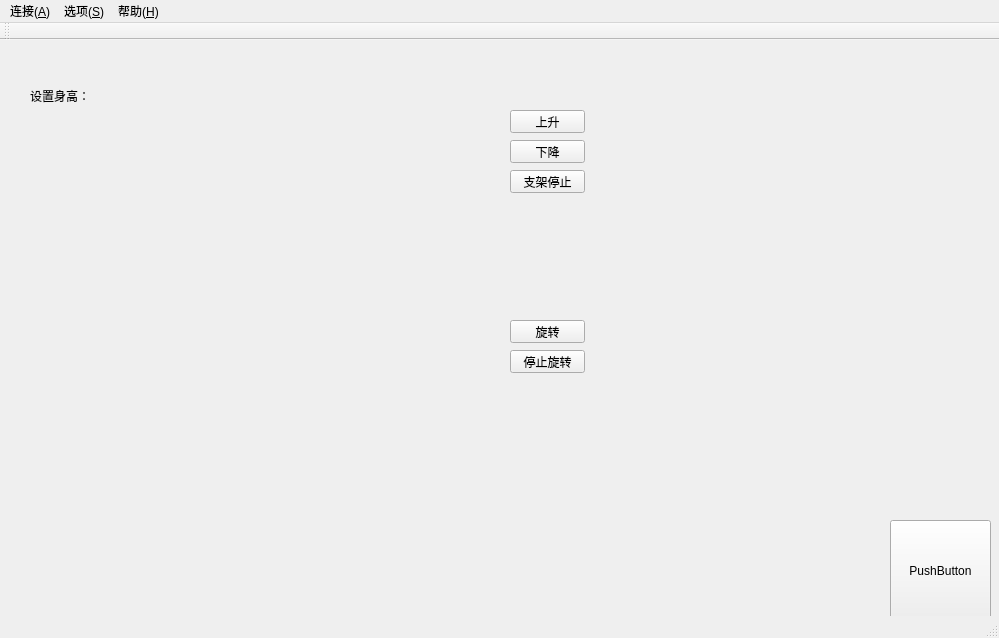
Before: the Qt Designer form myclass.ui in zsjsll/bracket-turntable, drawn with Qt 5.
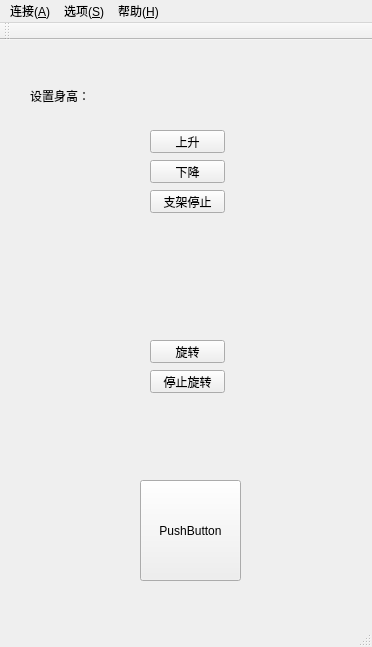
After: the same form once the commit is applied.

```diff
--- a/myclass.ui
+++ b/myclass.ui
@@ -6,8 +6,8 @@
    <rect>
     <x>0</x>
     <y>0</y>
-    <width>999</width>
-    <height>638</height>
+    <width>372</width>
+    <height>647</height>
    </rect>
   </property>
   <property name="windowTitle">
@@ -20,8 +20,8 @@
    <widget class="QPushButton" name="pushButton">
     <property name="geometry">
      <rect>
-      <x>890</x>
-      <y>480</y>
+      <x>140</x>
+      <y>440</y>
       <width>101</width>
       <height>101</height>
      </rect>
@@ -33,8 +33,8 @@
    <widget class="QPushButton" name="bracketUpButton">
     <property name="geometry">
      <rect>
-      <x>510</x>
-      <y>70</y>
+      <x>150</x>
+      <y>90</y>
       <width>75</width>
       <height>23</height>
      </rect>
@@ -46,8 +46,8 @@
    <widget class="QPushButton" name="bracketDownButton">
     <property name="geometry">
      <rect>
-      <x>510</x>
-      <y>100</y>
+      <x>150</x>
+      <y>120</y>
       <width>75</width>
       <height>23</height>
      </rect>
@@ -59,8 +59,8 @@
    <widget class="QPushButton" name="bracketStopButton">
     <property name="geometry">
      <rect>
-      <x>510</x>
-      <y>130</y>
+      <x>150</x>
+      <y>150</y>
       <width>75</width>
       <height>23</height>
      </rect>
@@ -72,8 +72,8 @@
    <widget class="QPushButton" name="turntableOpenButton">
     <property name="geometry">
      <rect>
-      <x>510</x>
-      <y>280</y>
+      <x>150</x>
+      <y>300</y>
       <width>75</width>
       <height>23</height>
      </rect>
@@ -85,8 +85,8 @@
    <widget class="QPushButton" name="turntableCloseButton">
     <property name="geometry">
      <rect>
-      <x>510</x>
-      <y>310</y>
+      <x>150</x>
+      <y>330</y>
       <width>75</width>
       <height>23</height>
      </rect>
@@ -114,7 +114,7 @@
     <rect>
      <x>0</x>
      <y>0</y>
-     <width>999</width>
+     <width>372</width>
      <height>23</height>
     </rect>
    </property>
```
